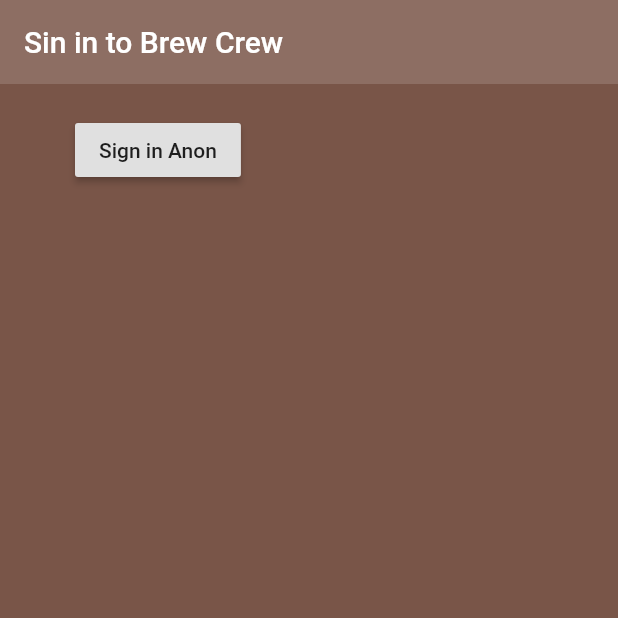
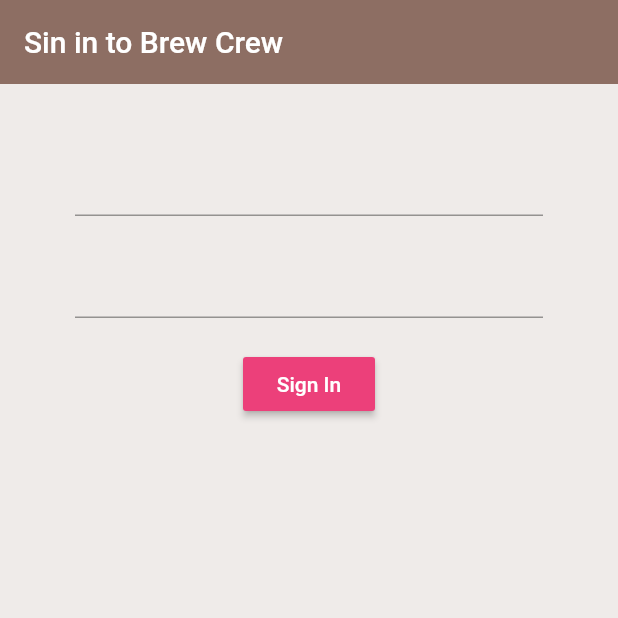
Before and after one commit to karki011/sitarMobileTest, a Flutter app: the screen it shows after launch, on a phone screen of 412 x 824 dp, the top half of it. Run offline on Flutter 3.47's test engine with Material 2 defaults, Android fonts, the phone set to English and light mode, and no system bars; our stand-ins replace firebase_auth; accounts and stored records are empty.

Commit message:
sign form added

```diff
--- a/lib/screens/authenticate/sign_in.dart
+++ b/lib/screens/authenticate/sign_in.dart
@@ -10,28 +10,52 @@ class _SingInState extends State<SingIn> {
   // user SignInAnon from service auth.dart
 
   final AuthService _auth = AuthService();
+
+  // text field state
+
+  String email = '';
+  String password = '';
   @override
   Widget build(BuildContext context) {
     return Scaffold(
-      backgroundColor: Colors.brown,
+      backgroundColor: Colors.brown[50],
       appBar: AppBar(
         backgroundColor: Colors.brown[400],
         title: Text('Sin in to Brew Crew'),
         elevation: 0.0,
       ),
       body: Container(
-        padding: EdgeInsets.symmetric(vertical: 20.0, horizontal: 50),
-        child: RaisedButton(
-            child: Text('Sign in Anon'),
-            onPressed: () async {
-              dynamic result = await _auth.signInAnon();
-              if (result == null) {
-                print('Signing in error');
-              } else {
-                print('Signed in as uid: ${result.uid}');
-              }
-            }),
-      ),
+          padding: EdgeInsets.symmetric(vertical: 20.0, horizontal: 50),
+          child: Form(
+              child: Column(
+            children: <Widget>[
+              SizedBox(height: 20),
+              TextFormField(
+                onChanged: (val) {
+                  setState(() => email = val);
+                },
+              ),
+              SizedBox(height: 20),
+              TextFormField(
+                obscureText: true,
+                onChanged: (val) {
+                  setState(() => password = val);
+                },
+              ),
+              SizedBox(height: 20),
+              RaisedButton(
+                color: Colors.pink[400],
+                onPressed: () async {
+                  print(email);
+                  print(password);
+                },
+                child: Text(
+                  'Sign In',
+                  style: TextStyle(color: Colors.white),
+                ),
+              )
+            ],
+          ))),
     );
   }
 }
```
